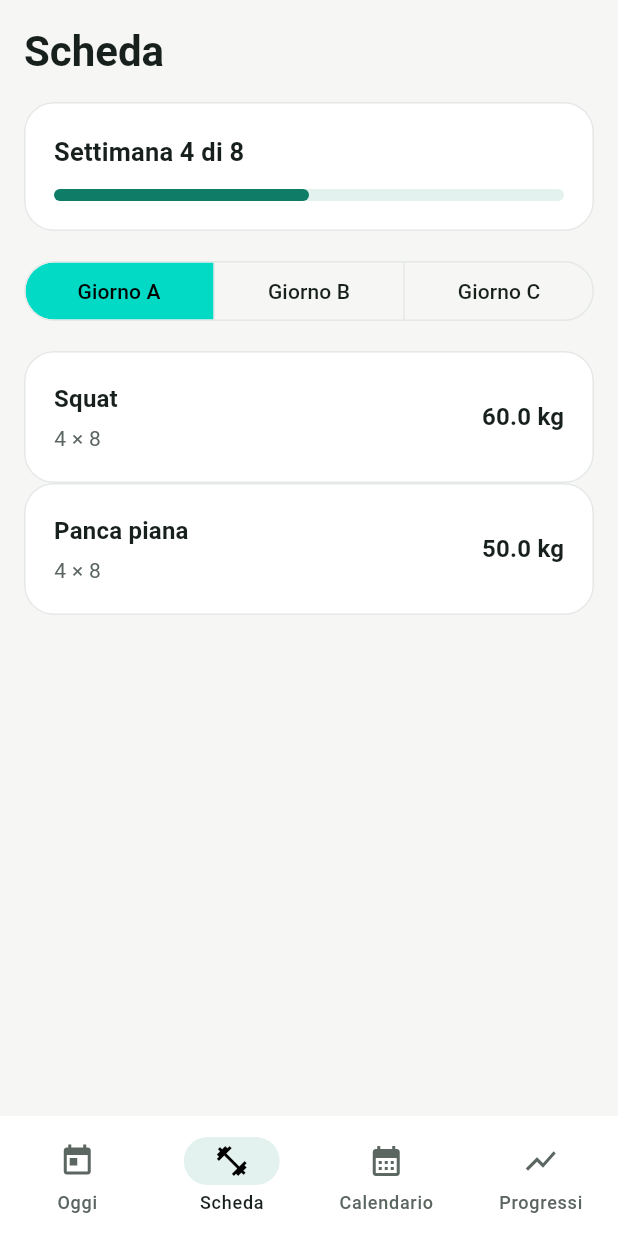
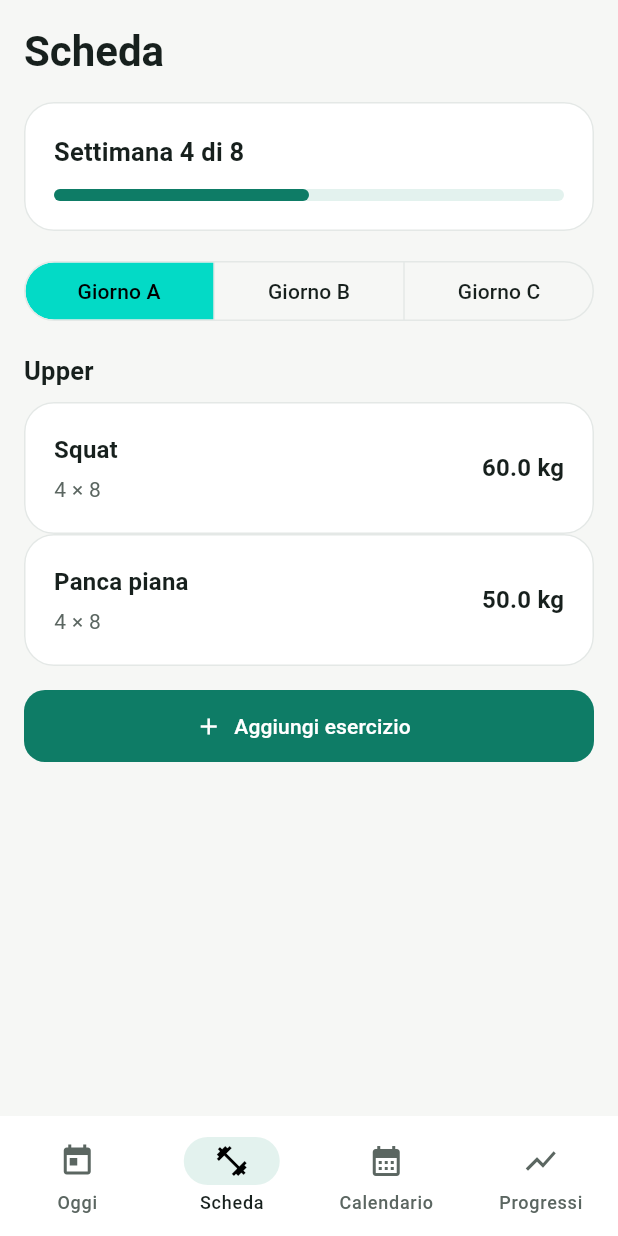
Before and after one commit to MatteoRossii/Balance, a Flutter app: the screen it shows after launch, item 2 of the bottom bar chosen, on a phone screen of 412 x 824 dp. Run offline on Flutter 3.47's test engine with Material 3 defaults, Android fonts, the phone set to English and light mode, and no system bars.

Commit message:
pulsante di prova e tipo del giorno

```diff
--- a/lib/scheda.dart
+++ b/lib/scheda.dart
@@ -23,12 +23,14 @@ class Esercizio {
 // È il contenuto mostrato quando scegli A / B / C nella sezione Scheda.
 class GiornoAllenamento {
   final String nome; // es. "A" oppure "Petto e tricipiti"
+  final String tipo;
   final List<Esercizio> esercizi; // nell'ordine in cui si eseguono
 
   // Nessun valore predefinito: un giorno ha sempre un nome e una lista
   // di esercizi (al limite vuota: const [] mentre lo stai compilando).
   const GiornoAllenamento({
     required this.nome,
+    required this.tipo,
     required this.esercizi,
   });
 }
--- a/lib/schermata_scheda.dart
+++ b/lib/schermata_scheda.dart
@@ -18,18 +18,18 @@ import 'tema.dart';
 final schedaEsempio = Scheda(
   dataInizio: DateTime(2026, 11, 3),
   durataSettimane: 8,
-  giorni: const [
-    GiornoAllenamento(nome: 'Giorno A', esercizi: [
+  giorni: [
+    GiornoAllenamento(nome: 'Giorno A', tipo: 'Upper', esercizi: [
       Esercizio(nome: 'Squat', serie: 4, ripetizioni: 8, carico: 60),
       Esercizio(nome: 'Panca piana', serie: 4, ripetizioni: 8, carico: 50),
     ]),
-    GiornoAllenamento(nome: 'Giorno B', esercizi: [
+    GiornoAllenamento(nome: 'Giorno B', tipo: 'Lower', esercizi: [
       Esercizio(nome: 'Stacco da terra', serie: 3, ripetizioni: 5, carico: 80),
       // Niente `carico:` → vale 0 grazie a `this.carico = 0` (corpo libero).
       Esercizio(nome: 'Trazioni', serie: 4, ripetizioni: 6),
       Esercizio(nome: 'Rematore', serie: 3, ripetizioni: 10, carico: 40),
     ]),
-    GiornoAllenamento(nome: 'Giorno C', esercizi: [
+    GiornoAllenamento(nome: 'Giorno C', tipo: 'Full-Body', esercizi: [
       Esercizio(nome: 'Lento avanti', serie: 4, ripetizioni: 8, carico: 30),
       Esercizio(nome: 'Affondi', serie: 3, ripetizioni: 10, carico: 20),
       Esercizio(nome: 'Plank', serie: 3, ripetizioni: 1),
@@ -105,7 +105,14 @@ class _SchermataSchedaState extends State<SchermataScheda> {
           showSelectedIcon: false,
         ),
         const SizedBox(height: 16), //lascia spazio tra i pulsanti e l'esercizio
-
+        Text(
+          giorno.tipo,
+          style: testi.titleMedium?.copyWith(
+            fontSize: 17,
+            fontWeight: FontWeight.w600,
+          ),
+        ),
+        const SizedBox(height: 8),
         for (final esercizio in giorno.esercizi)
           Card(
             child: Padding(
@@ -145,6 +152,22 @@ class _SchermataSchedaState extends State<SchermataScheda> {
               ),
             ),
           ),
+        const SizedBox(height: 16),
+
+        // PROVA: aggiunge sempre lo stesso esercizio al giorno selezionato.
+        // Nel prossimo passo lo sostituiremo con un modulo da compilare.
+        FilledButton.icon(
+          onPressed: () {
+            setState(() {
+              giorno.esercizi.add(
+                const Esercizio(
+                    nome: 'Curl', serie: 3, ripetizioni: 10, carico: 12),
+              );
+            });
+          },
+          icon: const Icon(Icons.add),
+          label: const Text('Aggiungi esercizio'),
+        ),
       ],
     );
   }
```
